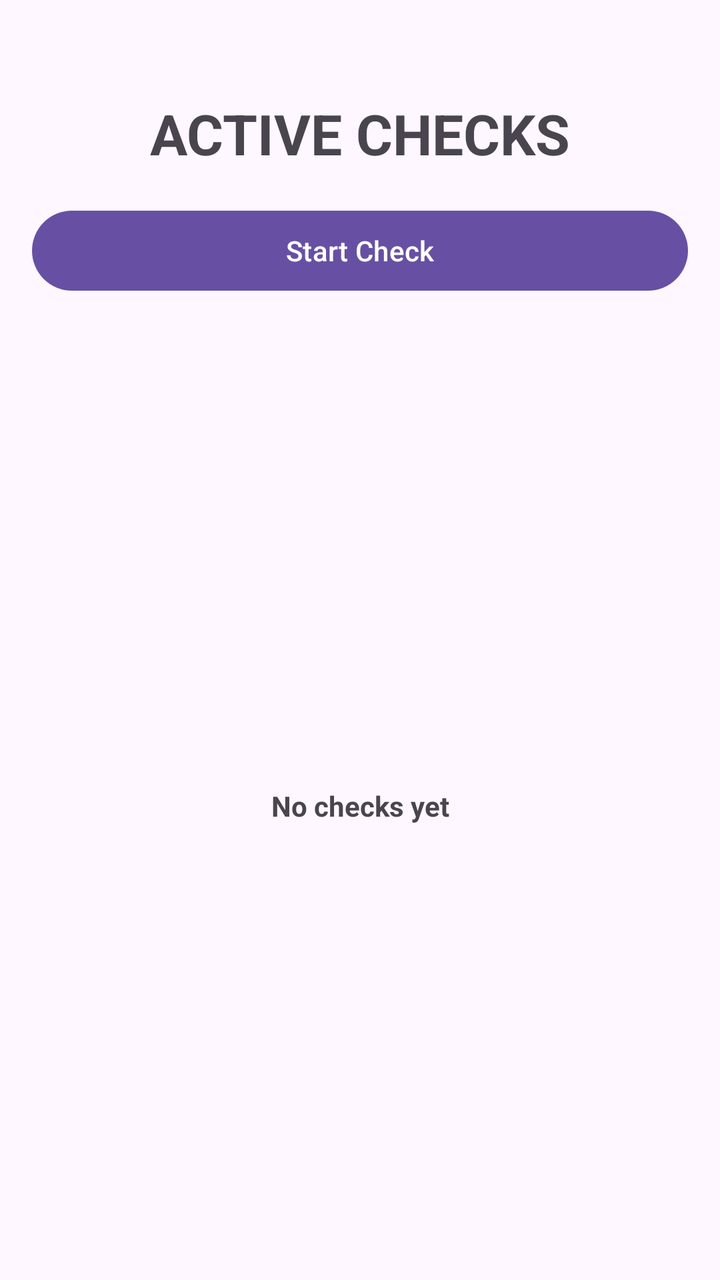
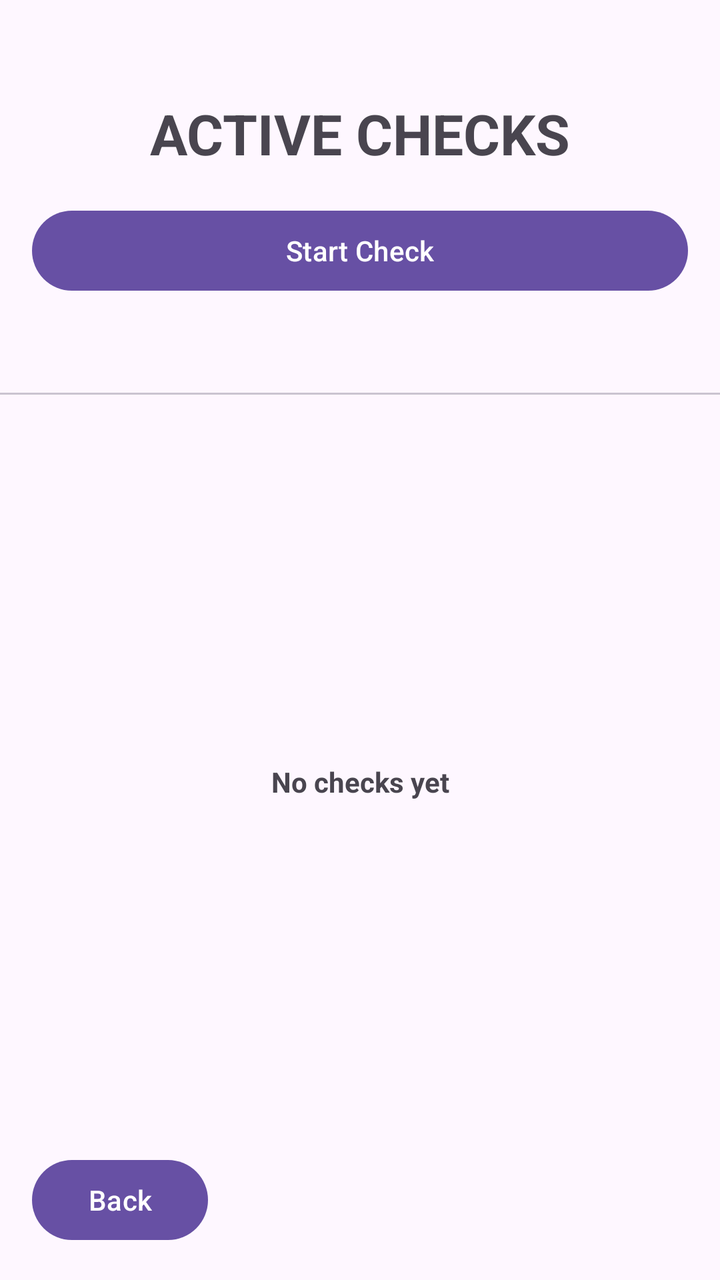

Compare the two renders of this Android layout. The source of the first and the diff that turns it into the second are given below.
<!-- AndroidManifest.xml: application theme Theme.CommunitySafetyApp -->
<!-- res/layout/activity_active_checks.xml -->
<?xml version="1.0" encoding="utf-8"?>
<androidx.constraintlayout.widget.ConstraintLayout
    xmlns:android="http://schemas.android.com/apk/res/android"
    xmlns:app="http://schemas.android.com/apk/res-auto"
    xmlns:tools="http://schemas.android.com/tools"
    android:id="@+id/main"
    android:layout_width="match_parent"
    android:layout_height="match_parent"
    tools:context=".ActiveChecksActivity">

    <TextView
        android:id="@+id/tvChecksHeader"
        android:layout_width="wrap_content"
        android:layout_height="wrap_content"
        android:layout_marginTop="48dp"
        android:text="ACTIVE CHECKS"
        android:textSize="28sp"
        android:textStyle="bold"
        app:layout_constraintTop_toTopOf="parent"
        app:layout_constraintStart_toStartOf="parent"
        app:layout_constraintEnd_toEndOf="parent" />

    <Button
        android:id="@+id/btnStartCheck"
        android:layout_width="0dp"
        android:layout_height="wrap_content"
        android:layout_marginStart="16dp"
        android:layout_marginEnd="16dp"
        android:layout_marginTop="16dp"
        android:text="Start Check"
        app:layout_constraintTop_toBottomOf="@id/tvChecksHeader"
        app:layout_constraintStart_toStartOf="parent"
        app:layout_constraintEnd_toEndOf="parent" />

    <ListView
        android:id="@+id/lvChecks"
        android:layout_width="0dp"
        android:layout_height="0dp"
        android:layout_marginTop="16dp"
        android:paddingStart="16dp"
        android:paddingEnd="16dp"
        android:clipToPadding="false"
        android:divider="@android:color/transparent"
        android:dividerHeight="12dp"
        app:layout_constraintTop_toBottomOf="@id/btnStartCheck"
        app:layout_constraintBottom_toBottomOf="parent"
        app:layout_constraintStart_toStartOf="parent"
        app:layout_constraintEnd_toEndOf="parent" />

    <TextView
        android:id="@+id/tvChecksEmpty"
        android:layout_width="wrap_content"
        android:layout_height="wrap_content"
        android:text="No checks yet"
        android:textStyle="bold"
        app:layout_constraintTop_toTopOf="@id/lvChecks"
        app:layout_constraintBottom_toBottomOf="@id/lvChecks"
        app:layout_constraintStart_toStartOf="parent"
        app:layout_constraintEnd_toEndOf="parent" />

</androidx.constraintlayout.widget.ConstraintLayout>
<!-- resources referenced by this layout -->
<resources>
  <style name="Theme.CommunitySafetyApp" parent="Base.Theme.CommunitySafetyApp" />
  <style name="Base.Theme.CommunitySafetyApp" parent="Theme.Material3.DayNight.NoActionBar">
          
          
      </style>
</resources>

<!-- the commit's change to res/layout/activity_active_checks.xml (unified diff, before → after) -->
@@ -32,20 +32,42 @@
         app:layout_constraintStart_toStartOf="parent"
         app:layout_constraintEnd_toEndOf="parent" />
 
+    <com.google.android.material.tabs.TabLayout
+        android:id="@+id/tabChecks"
+        android:layout_width="0dp"
+        android:layout_height="wrap_content"
+        app:tabMode="fixed"
+        app:tabGravity="fill"
+        app:layout_constraintTop_toBottomOf="@id/btnStartCheck"
+        app:layout_constraintStart_toStartOf="parent"
+        app:layout_constraintEnd_toEndOf="parent" />
+
     <ListView
         android:id="@+id/lvChecks"
         android:layout_width="0dp"
         android:layout_height="0dp"
         android:layout_marginTop="16dp"
+        android:layout_marginBottom="8dp"
         android:paddingStart="16dp"
         android:paddingEnd="16dp"
         android:clipToPadding="false"
         android:divider="@android:color/transparent"
         android:dividerHeight="12dp"
-        app:layout_constraintTop_toBottomOf="@id/btnStartCheck"
-        app:layout_constraintBottom_toBottomOf="parent"
+        app:layout_constraintTop_toBottomOf="@id/tabChecks"
+        app:layout_constraintBottom_toTopOf="@id/btnBack"
         app:layout_constraintStart_toStartOf="parent"
         app:layout_constraintEnd_toEndOf="parent" />
+
+    <Button
+        android:id="@+id/btnBack"
+        android:layout_width="wrap_content"
+        android:layout_height="wrap_content"
+        android:layout_marginStart="16dp"
+        android:layout_marginBottom="16dp"
+        android:text="Back"
+        android:textAllCaps="false"
+        app:layout_constraintStart_toStartOf="parent"
+        app:layout_constraintBottom_toBottomOf="parent" />
 
     <TextView
         android:id="@+id/tvChecksEmpty"
